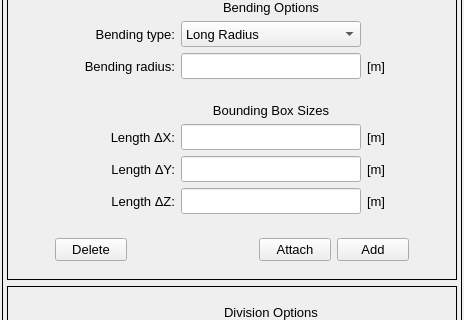
open-pulse/OpenPulse, file pulse/interface/data/ui_files/model/geometry/geometry_designer_widget.ui: the form before one commit; both pictures show x 0 to 464 and y 233 to 553 of the 464 by 787 pixel window.
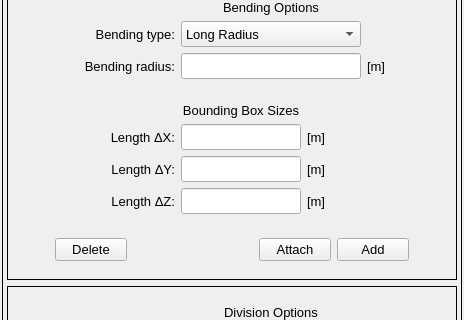
The form after the commit.

Commit message: Fixes geometry_designer_widget.ui qlineedit's bug and disables horizontal header view in material_input_widget.ui

The edit to the form file:
```diff
--- a/pulse/interface/data/ui_files/model/geometry/geometry_designer_widget.ui
+++ b/pulse/interface/data/ui_files/model/geometry/geometry_designer_widget.ui
@@ -488,13 +488,13 @@
                </property>
                <property name="minimumSize">
                 <size>
-                 <width>180</width>
+                 <width>120</width>
                  <height>26</height>
                 </size>
                </property>
                <property name="maximumSize">
                 <size>
-                 <width>180</width>
+                 <width>120</width>
                  <height>26</height>
                 </size>
                </property>
@@ -634,13 +634,13 @@
                </property>
                <property name="minimumSize">
                 <size>
-                 <width>180</width>
+                 <width>120</width>
                  <height>26</height>
                 </size>
                </property>
                <property name="maximumSize">
                 <size>
-                 <width>180</width>
+                 <width>120</width>
                  <height>26</height>
                 </size>
                </property>
@@ -718,13 +718,13 @@
                </property>
                <property name="minimumSize">
                 <size>
-                 <width>180</width>
+                 <width>120</width>
                  <height>26</height>
                 </size>
                </property>
                <property name="maximumSize">
                 <size>
-                 <width>180</width>
+                 <width>120</width>
                  <height>26</height>
                 </size>
                </property>
```
The commit also changes 1 other file.
